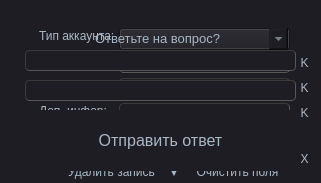
Qt form untitled.ui (Brolsorro/managepasswords) before a commit.
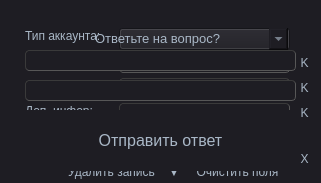
The same form after that commit.

Patch:
```diff
--- a/untitled.ui
+++ b/untitled.ui
@@ -478,9 +478,9 @@
     <widget class="QLabel" name="label_5">
      <property name="geometry">
       <rect>
-       <x>24</x>
+       <x>10</x>
        <y>93</y>
-       <width>81</width>
+       <width>91</width>
        <height>16</height>
       </rect>
      </property>
@@ -537,9 +537,9 @@
     <widget class="QLabel" name="label_6">
      <property name="geometry">
       <rect>
-       <x>24</x>
+       <x>10</x>
        <y>43</y>
-       <width>81</width>
+       <width>91</width>
        <height>16</height>
       </rect>
      </property>
@@ -622,9 +622,9 @@
     <widget class="QLabel" name="label_2">
      <property name="geometry">
       <rect>
-       <x>24</x>
+       <x>10</x>
        <y>18</y>
-       <width>81</width>
+       <width>91</width>
        <height>16</height>
       </rect>
      </property>
@@ -684,9 +684,9 @@
     <widget class="QLabel" name="label_4">
      <property name="geometry">
       <rect>
-       <x>24</x>
+       <x>10</x>
        <y>70</y>
-       <width>81</width>
+       <width>91</width>
        <height>16</height>
       </rect>
      </property>
@@ -813,7 +813,7 @@
       <rect>
        <x>80</x>
        <y>20</y>
-       <width>131</width>
+       <width>171</width>
        <height>16</height>
       </rect>
      </property>
```
